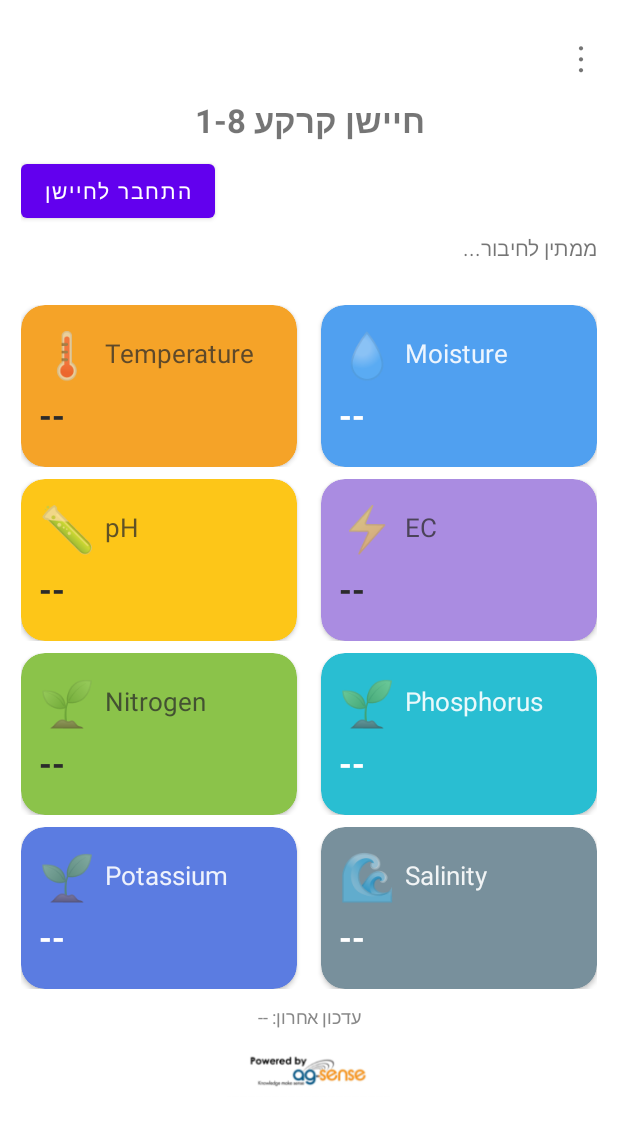
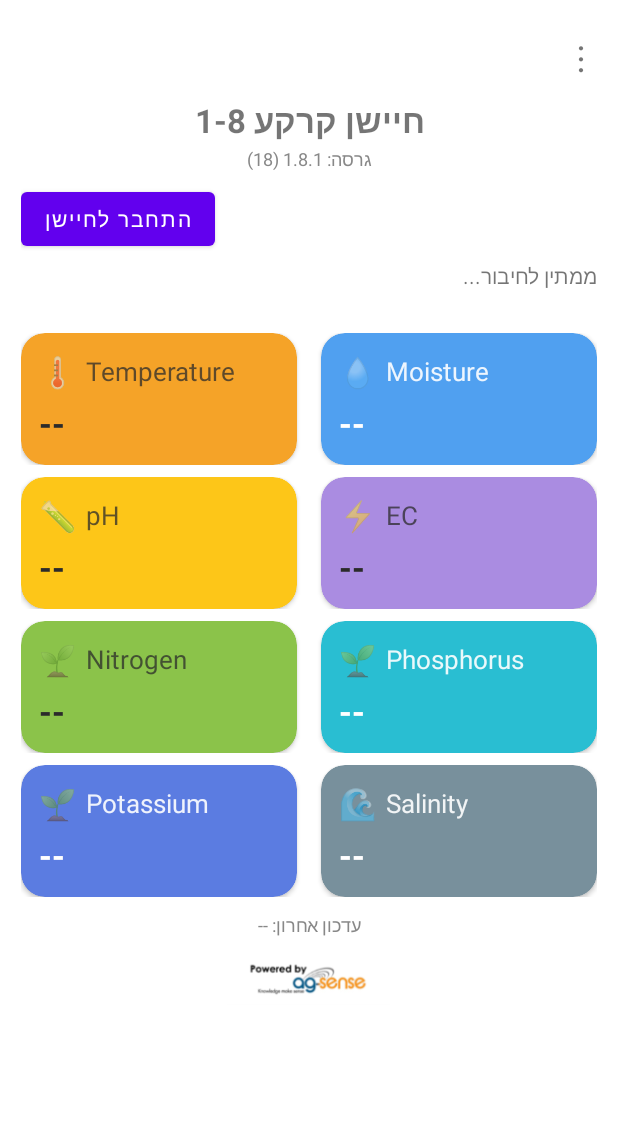
Before and after one commit to alonbz/SoilSensorReader, an Android app: the screen it shows after launch (MainActivity), on a phone screen of 412 x 824 dp. Shown: the top 1126 px of the screen. Run offline under Robolectric (Android 15) with nearby library versions, the light colour scheme and no system bars; 3 statements that could not run were skipped.

Commit message:
Add files via upload

```diff
--- a/app/build.gradle.kts
+++ b/app/build.gradle.kts
@@ -16,8 +16,8 @@ android {
         applicationId = "com.agsense.soilsensor7in1"
         minSdk = 26
         targetSdk = 34
-        versionCode = 19
-        versionName = "1.8.2"
+        versionCode = 18
+        versionName = "1.8.1"
 
         buildConfigField("String", "BUILD_DATE", "\"$buildTimestamp\"")
     }
--- a/app/src/main/res/layout/activity_main.xml
+++ b/app/src/main/res/layout/activity_main.xml
@@ -41,6 +41,16 @@
             android:text="חיישן קרקע 1-8"
             android:textSize="22sp"
             android:textStyle="bold" />
+
+        <TextView
+            android:id="@+id/tvVersion"
+            android:layout_width="match_parent"
+            android:layout_height="wrap_content"
+            android:layout_marginTop="2dp"
+            android:gravity="center"
+            android:text="גרסה: --"
+            android:textSize="12sp"
+            android:textColor="#888888" />
 
         <Button
             android:id="@+id/btnConnect"
@@ -87,7 +97,7 @@
                     android:layout_height="wrap_content"
                     android:orientation="vertical"
                     android:padding="12dp"
-                    android:minHeight="108dp">
+                    android:minHeight="88dp">
 
                     <LinearLayout
                         android:layout_width="match_parent"
@@ -121,7 +131,7 @@
                     android:layout_height="wrap_content"
                     android:orientation="vertical"
                     android:padding="12dp"
-                    android:minHeight="108dp">
+                    android:minHeight="88dp">
 
                     <LinearLayout
                         android:layout_width="match_parent"
@@ -163,7 +173,7 @@
                     android:layout_height="wrap_content"
                     android:orientation="vertical"
                     android:padding="12dp"
-                    android:minHeight="108dp">
+                    android:minHeight="88dp">
 
                     <LinearLayout
                         android:layout_width="match_parent"
@@ -197,7 +207,7 @@
                     android:layout_height="wrap_content"
                     android:orientation="vertical"
                     android:padding="12dp"
-                    android:minHeight="108dp">
+                    android:minHeight="88dp">
 
                     <LinearLayout
                         android:layout_width="match_parent"
@@ -239,7 +249,7 @@
                     android:layout_height="wrap_content"
                     android:orientation="vertical"
                     android:padding="12dp"
-                    android:minHeight="108dp">
+                    android:minHeight="88dp">
 
                     <LinearLayout
                         android:layout_width="match_parent"
@@ -273,7 +283,7 @@
                     android:layout_height="wrap_content"
                     android:orientation="vertical"
                     android:padding="12dp"
-                    android:minHeight="108dp">
+                    android:minHeight="88dp">
 
                     <LinearLayout
                         android:layout_width="match_parent"
@@ -315,7 +325,7 @@
                     android:layout_height="wrap_content"
                     android:orientation="vertical"
                     android:padding="12dp"
-                    android:minHeight="108dp">
+                    android:minHeight="88dp">
 
                     <LinearLayout
                         android:layout_width="match_parent"
@@ -349,7 +359,7 @@
                     android:layout_height="wrap_content"
                     android:orientation="vertical"
                     android:padding="12dp"
-                    android:minHeight="108dp">
+                    android:minHeight="88dp">
 
                     <LinearLayout
                         android:layout_width="match_parent"
--- a/app/src/main/res/values/styles.xml
+++ b/app/src/main/res/values/styles.xml
@@ -41,13 +41,13 @@
     <style name="CardIconWhite">
         <item name="android:layout_width">wrap_content</item>
         <item name="android:layout_height">wrap_content</item>
-        <item name="android:textSize">30sp</item>
+        <item name="android:textSize">20sp</item>
     </style>
 
     <!-- Standalone icon glyph, dark variant -->
     <style name="CardIconDark">
         <item name="android:layout_width">wrap_content</item>
         <item name="android:layout_height">wrap_content</item>
-        <item name="android:textSize">30sp</item>
+        <item name="android:textSize">20sp</item>
     </style>
 </resources>
```
Also changed, not shown: app/src/main/AndroidManifest.xml (+0 -10 lines), app/src/main/java/com/agsense/soilsensor7in1/HistoryActivity.kt (+0 -58 lines), app/src/main/java/com/agsense/soilsensor7in1/MainActivity.kt (+8 -17 lines), app/src/main/res/layout/activity_history.xml (+0 -32 lines).
